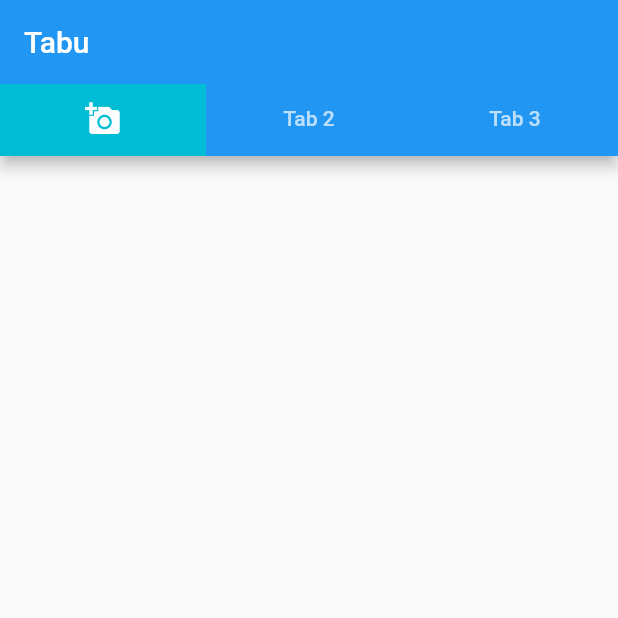
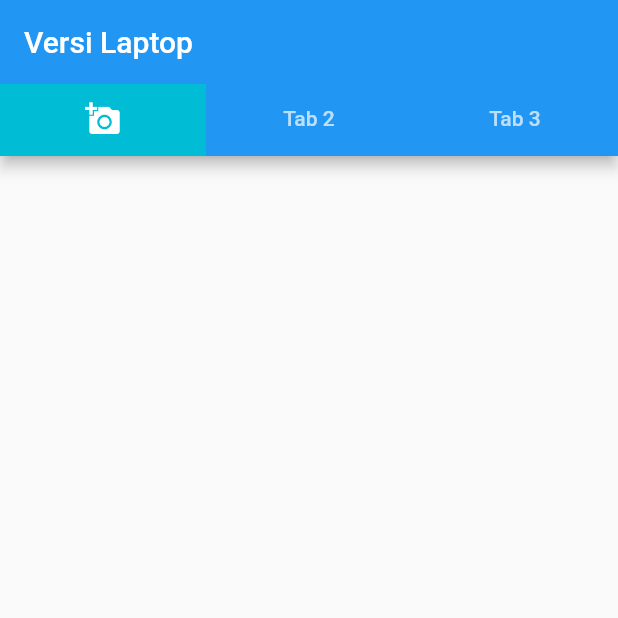
Before and after one commit to sirojahmad/tabbar_widget, a Flutter app: the screen it shows after launch, on a phone screen of 412 x 824 dp, the top half of it. Run offline on Flutter 3.47's test engine with Material 2 defaults, Android fonts, the phone set to English and light mode, and no system bars.

Commit message:
versi laptop

```diff
--- a/lib/main.dart
+++ b/lib/main.dart
@@ -26,7 +26,7 @@ List<Tab> myTab =[
         length: 3,
         child: Scaffold(
           appBar: AppBar(
-            title: Text('Tabu'),
+            title: Text('Versi Laptop'),
             bottom: TabBar(
               tabs: myTab,
               indicator: BoxDecoration(
```
Also changed, not shown: pubspec.lock.
